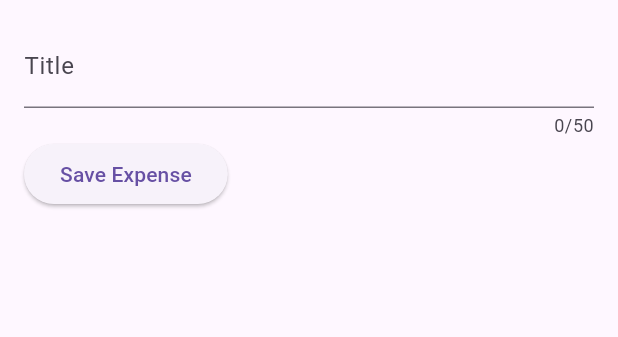
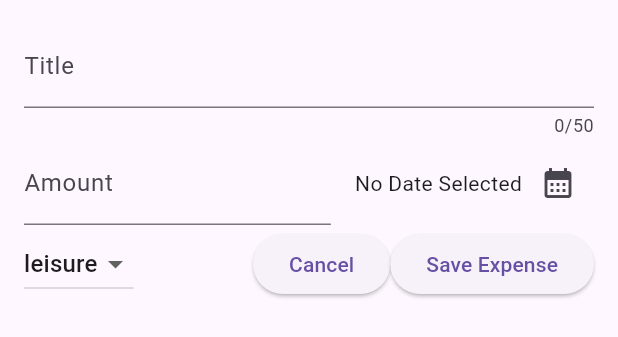
Before and after one commit to Ahmedsab9912/expense_tracker, a Flutter app: the NewExpense widget shown alone on an empty page, opened directly, on a phone screen of 412 x 824 dp. Shown: the top 337 px of the screen. Run offline on Flutter 3.47's test engine with Material 3 defaults, Android fonts, the phone set to English and light mode, and no system bars.

Commit message:
Enhance NewExpense form with amount input, date picker, and category selection

```diff
--- a/lib/widgets/new_expense.dart
+++ b/lib/widgets/new_expense.dart
@@ -1,6 +1,5 @@
-import 'package:flutter/foundation.dart';
 import 'package:flutter/material.dart';
-
+import 'package:expense_tracker/models/expense.dart';
 class NewExpense extends StatefulWidget {
   const NewExpense({super.key});
 
@@ -9,11 +8,33 @@ class NewExpense extends StatefulWidget {
 }
 
 class _NewExpenseState extends State<NewExpense> {
+  late Category _selectedCategory = Category.leisure;
   final TextEditingController _titleController = TextEditingController();
+  final TextEditingController _amountController = TextEditingController();
+  DateTime? _selectedDate;
+
+  void _presentDatePicker()async {
+    final now = DateTime.now();
+    final firstDate = DateTime(now.year - 1, now.month, now.day);
+    final selectedDate = await showDatePicker(context: context, firstDate: firstDate, lastDate: now);
+
+    setState(() {
+      _selectedDate = selectedDate;
+    });
+  }
+
+  void _submitExpenseData(){
+    final enteredAmount = double.tryParse(_amountController.text);
+    final amountIsInvalid = enteredAmount == null || enteredAmount <= 0;
+    if(_titleController.text.trim().isEmpty || amountIsInvalid || _selectedDate == null){
+      // Show Error
+    }
+  }
 
   @override
   void dispose() {
     _titleController.dispose();
+    _amountController.dispose();
     super.dispose();
   }
 
@@ -22,22 +43,66 @@ class _NewExpenseState extends State<NewExpense> {
     return Padding(
       padding: EdgeInsets.all(16),
       child: Column(
+        spacing: 2,
         children: [
           TextField(
             controller: _titleController,
             maxLength: 50,
+            keyboardType: TextInputType.text,
             decoration: InputDecoration(label: Text("Title")),
           ),
           Row(
             children: [
+              Expanded(
+                child: TextField(
+                  controller: _amountController,
+                  keyboardType: TextInputType.number,
+                  decoration: InputDecoration(
+                      prefixText: "\$",
+                      label: Text("Amount")),
+                ),
+              ),
+              SizedBox(width: 16,),
+              Row(
+                mainAxisAlignment: MainAxisAlignment.end,
+                crossAxisAlignment: CrossAxisAlignment.center,
+                children: [
+                   Text(_selectedDate == null ? "No Date Selected" : formatter.format(_selectedDate!)),
+                  IconButton(
+                    onPressed: _presentDatePicker,
+                    icon: Icon(Icons.calendar_month),
+                  )
+                ],
+              )
+            ],
+          ),
+          Row(
+            children: [
+              SizedBox(height: 10,),
+              DropdownButton(
+                  value: _selectedCategory,
+                  items: Category.values.map((category)=> DropdownMenuItem(
+                value: category,
+                  child: Text(category.name.toString()))).toList(), onChanged: (value){
+                if(value == null){
+                  return;
+                }
+                setState(() {
+                  _selectedCategory = value;
+                });
+              }),
+              Spacer(),
               ElevatedButton(
                 onPressed: () {
-                  if (kDebugMode) {
-                    print(_titleController.text);
-                  }
+               Navigator.pop(context);
                 },
+                child: const Text("Cancel"),
+              ),
+              ElevatedButton(
+                onPressed: _submitExpenseData,
                 child: const Text("Save Expense"),
               ),
+
             ],
           ),
         ],
```
